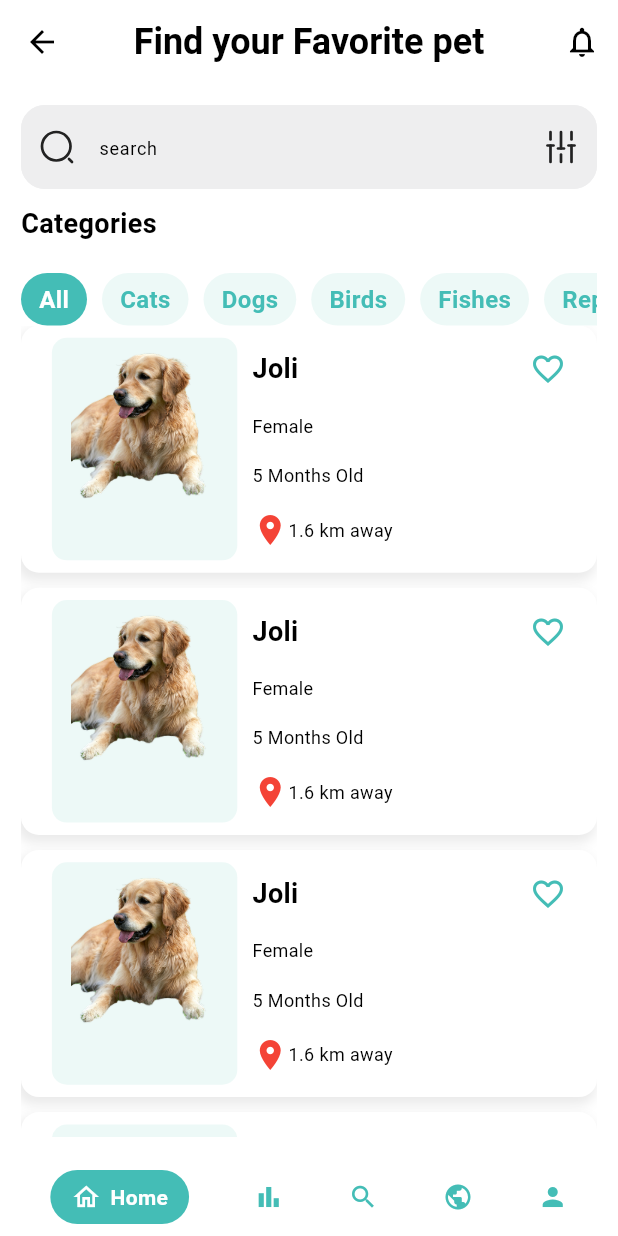
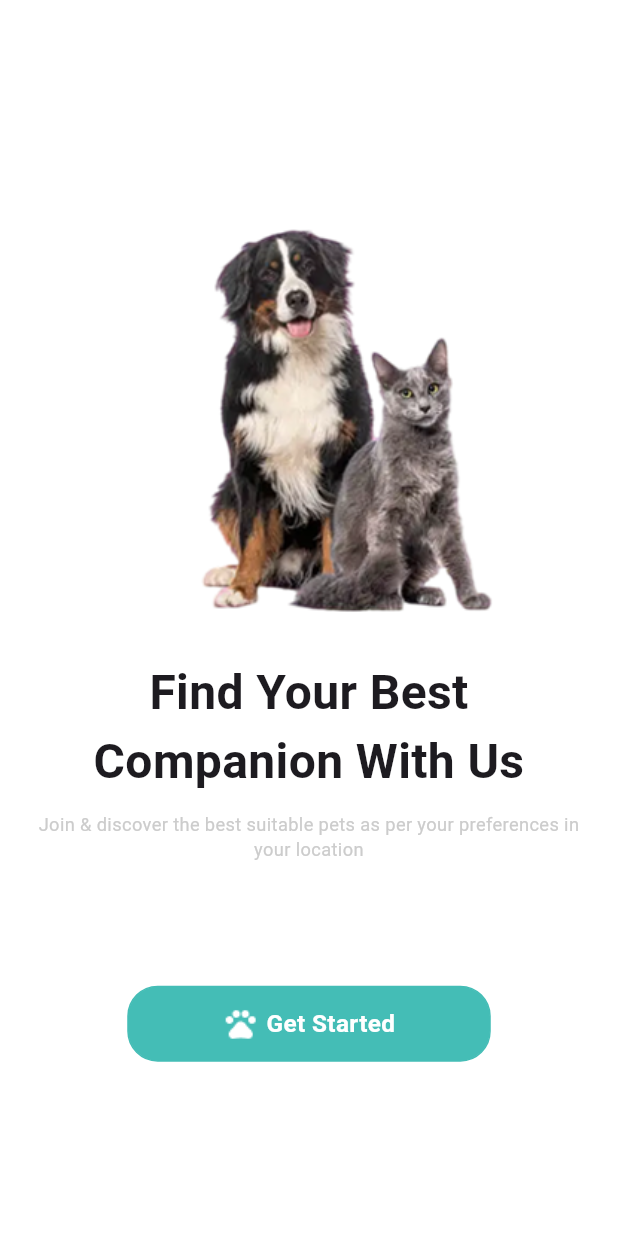
Before and after one commit to ahmedgamalfouad155/pet_finder_mentorship_app, a Flutter app: the screen it shows after launch, on a phone screen of 412 x 824 dp. Run offline on Flutter 3.47's test engine with Material 3 defaults, Android fonts, the phone set to English and light mode, and no system bars; our stand-ins replace dartz, equatable, flutter_bloc, flutter_screenutil, flutter_svg; Roboto replaces fonts that are missing (cairo).

Commit message:
finish landing screen

```diff
--- a/lib/core/constants/images.dart
+++ b/lib/core/constants/images.dart
@@ -1,5 +1,5 @@
 class AppImages {
-  static final String catDog = 'assets/cat_dog.svg';
+  static final String catDog = 'assets/cat_dog.png';
   static final String heat = 'assets/heart.svg';
   static final String search = 'assets/search-normal.svg';
   static final String filter = 'assets/setting-5.svg';
@@ -7,4 +7,5 @@ class AppImages {
   static final String buird = 'assets/buird.png';
   static final String dog1 = 'assets/dog1.png';
   static final String dog2 = 'assets/dog2.png';
+  static final String icon = 'assets/icon.png';
 }
--- a/lib/core/theme/styles.dart
+++ b/lib/core/theme/styles.dart
@@ -1,53 +1,54 @@
 import 'package:flutter/cupertino.dart';
 import 'package:cat_api/core/theme/colors.dart';
+import 'package:flutter_screenutil/flutter_screenutil.dart';
 
 abstract class AppStyles {
   static TextStyle textStyle32(BuildContext context) =>
       TextStyle(fontSize: 32, fontWeight: FontWeight.bold);
 
   static TextStyle textStyle18(BuildContext context) => TextStyle(
-    fontSize: 18,
+    fontSize: 18.sp,
     fontWeight: FontWeight.bold,
     color: context.appColors.black,
   );
 
   static TextStyle textStyle20(BuildContext context) => TextStyle(
-    fontSize: 20,
+    fontSize: 20.sp,
     fontWeight: FontWeight.w400,
     color: context.appColors.greyNavBar,
   );
 
   static TextStyle textStyle14(BuildContext context) => TextStyle(
-    fontSize: 14,
+    fontSize: 14.sp,
     fontWeight: FontWeight.bold,
     color: context.appColors.black,
   );
 
   static TextStyle textStyle16(BuildContext context) => TextStyle(
-    fontSize: 16,
+    fontSize: 16.sp,
     fontWeight: FontWeight.w600,
     color: context.appColors.black,
   );
   static TextStyle textStyle16w400(BuildContext context) => TextStyle(
-    fontSize: 16,
+    fontSize: 16.sp,
     fontWeight: FontWeight.w400,
     color: context.appColors.black,
   );
 
   static TextStyle textStyle24(BuildContext context) => TextStyle(
-    fontSize: 24,
+    fontSize: 24.sp,
     fontWeight: FontWeight.w700,
     color: context.appColors.black,
   );
 
   static TextStyle textStyle12(BuildContext context) => TextStyle(
-    fontSize: 12,
+    fontSize: 12.sp,
     fontWeight: FontWeight.w400,
-    color: context.appColors.black,
+    color: context.appColors.greyNavBar,
   );
 
   static TextStyle textStyle22(BuildContext context) => TextStyle(
-    fontSize: 22,
+    fontSize: 22.sp,
     fontWeight: FontWeight.w700,
     color: context.appColors.black,
   );
--- /dev/null
+++ b/lib/core/widgets/default_button_widget.dart
@@ -0,0 +1,64 @@
+import 'package:flutter/material.dart';
+import 'package:flutter_screenutil/flutter_screenutil.dart';
+import 'package:cat_api/core/theme/colors.dart';
+import 'package:cat_api/core/theme/styles.dart';
+
+// ignore: must_be_immutable
+class DefaultButtonWidget extends StatelessWidget {
+  DefaultButtonWidget({
+    super.key,
+    this.bacgrouncColor,
+    this.textColor,
+    this.borderSideColor,
+    this.borderRadius,
+    this.width,
+    this.height,
+    required this.text,
+    required this.onPressed,
+    this.icon,
+    this.textStyle,
+  });
+  final void Function()? onPressed;
+  Color? bacgrouncColor;
+  Color? textColor;
+  Color? borderSideColor;
+  final BorderRadius? borderRadius;
+  final String text;
+  final double? width, height;
+  final Widget? icon;
+  final TextStyle? textStyle;
+
+  @override
+  Widget build(BuildContext context) {
+    return InkWell(
+      onTap: onPressed,
+      child: Container(
+        height: height ?? 50.h,
+        width: width ?? MediaQuery.of(context).size.width.w,
+        decoration: BoxDecoration(
+          color: bacgrouncColor ?? context.appColors.teal,
+          borderRadius: borderRadius ?? BorderRadius.circular(20.r),
+          border: Border.all(
+            color: borderSideColor ?? context.appColors.teal,
+            width: 1,
+          ),
+        ),
+        child: Row(
+          mainAxisAlignment: MainAxisAlignment.center,
+          children: [
+            ?icon,
+            const SizedBox(width: 5),
+            Text(
+              text,
+              style:
+                  textStyle ??
+                  AppStyles.textStyle16(
+                    context,
+                  ).copyWith(color: textColor ?? context.appColors.white),
+            ),
+          ],
+        ),
+      ),
+    );
+  }
+}
--- /dev/null
+++ b/lib/features/landing/presentation/screen/landing_screen.dart
@@ -0,0 +1,13 @@
+import 'package:flutter/material.dart';
+import 'package:cat_api/features/landing/presentation/widgets/landing_screen_body.dart';
+
+class LandingScreen extends StatelessWidget {
+  const LandingScreen({super.key});
+
+  @override
+  Widget build(BuildContext context) {
+    return Scaffold(
+      body: LandingScreenBody(),
+    );
+  }
+}
--- /dev/null
+++ b/lib/features/landing/presentation/widgets/landing_screen_body.dart
@@ -0,0 +1,54 @@
+import 'package:cat_api/core/utils/media_query_values.dart';
+import 'package:cat_api/core/widgets/default_button_widget.dart';
+import 'package:cat_api/features/nav_bar/presentation/manager/nav_bar_cubit/navbar_cubit.dart';
+import 'package:cat_api/features/nav_bar/presentation/view/nav_bar_screen.dart';
+import 'package:flutter/material.dart';
+import 'package:cat_api/core/constants/images.dart';
+import 'package:cat_api/core/theme/styles.dart';
+import 'package:flutter_bloc/flutter_bloc.dart';
+
+class LandingScreenBody extends StatelessWidget {
+  const LandingScreenBody({super.key});
+
+  @override
+  Widget build(BuildContext context) {
+    return Padding(
+      padding: const EdgeInsets.symmetric(horizontal: 20.0),
+      child: Column(
+        mainAxisAlignment: MainAxisAlignment.center,
+        crossAxisAlignment: CrossAxisAlignment.center,
+        children: [
+          Image.asset(AppImages.catDog),
+          const SizedBox(height: 20.0),
+          Text(
+            'Find Your Best Companion With Us',
+            textAlign: TextAlign.center,
+            style: AppStyles.textStyle32(context),
+          ),
+          const SizedBox(height: 10.0),
+          Text(
+            'Join & discover the best suitable pets as per your preferences in your location',
+            textAlign: TextAlign.center,
+            style: AppStyles.textStyle12(context),
+          ),
+          SizedBox(height: context.height / 10),
+          DefaultButtonWidget(
+            icon: Image.asset(AppImages.icon),
+            text: 'Get Started',
+            onPressed: () {
+              Navigator.of(context).push(
+                MaterialPageRoute(
+                  builder: (context) => BlocProvider(
+                    create: (context) => NavBarCubit(),
+                    child: const NavBarScreen(),
+                  ),
+                ),
+              );
+            },
+            width: context.width / 1.7,
+          ),
+        ],
+      ),
+    );
+  }
+}
--- a/lib/features/splash/widgets/splash_screen_body.dart
+++ b/lib/features/splash/widgets/splash_screen_body.dart
@@ -1,5 +1,5 @@
+import 'package:cat_api/features/landing/presentation/screen/landing_screen.dart';
 import 'package:cat_api/features/nav_bar/presentation/manager/nav_bar_cubit/navbar_cubit.dart';
-import 'package:cat_api/features/nav_bar/presentation/view/nav_bar_screen.dart';
 import 'package:flutter/material.dart';
 import 'package:flutter_bloc/flutter_bloc.dart';
 import 'package:flutter_svg/flutter_svg.dart';
@@ -61,7 +61,7 @@ class _SplashScreenBodyState extends State<SplashScreenBody>
         MaterialPageRoute(
           builder: (context) => BlocProvider(
             create: (context) => NavBarCubit(),
-            child: const NavBarScreen(),
+            child: const LandingScreen(),
           ),
         ),
       );
--- a/lib/main.dart
+++ b/lib/main.dart
@@ -3,6 +3,7 @@ import 'package:cat_api/features/nav_bar/presentation/manager/nav_bar_cubit/navb
 import 'package:cat_api/features/splash/splash._screen.dart';
 import 'package:flutter/material.dart';
 import 'package:flutter_bloc/flutter_bloc.dart';
+import 'package:flutter_screenutil/flutter_screenutil.dart';
 
 void main() {
   runApp(const MyApp());
@@ -13,7 +14,11 @@ class MyApp extends StatelessWidget {
 
   @override
   Widget build(BuildContext context) {
-    return MaterialApp(
+    return ScreenUtilInit(
+      designSize: const Size(375, 812),
+      minTextAdapt: true,
+      splitScreenMode: true,
+      builder: (context, child) => MaterialApp(
         title: 'Cat Api App',
         theme: lightTheme,
         darkTheme: darkTheme,
@@ -23,6 +28,7 @@ class MyApp extends StatelessWidget {
           create: (context) => NavBarCubit(),
           child: const SplashScreen(),
         ),
+      ),
     );
   }
 }
--- a/pubspec.yaml
+++ b/pubspec.yaml
@@ -35,6 +35,7 @@ dependencies:
   flutter:
     sdk: flutter
   flutter_bloc: ^9.1.1
+  flutter_screenutil: ^5.9.3
   flutter_svg: ^2.2.1
 
 dev_dependencies:
```
Also changed, not shown: assets/cat_dog.png (added), assets/icon.png (added), pubspec.lock. Lines whose indentation alone changed are shown as unchanged.
